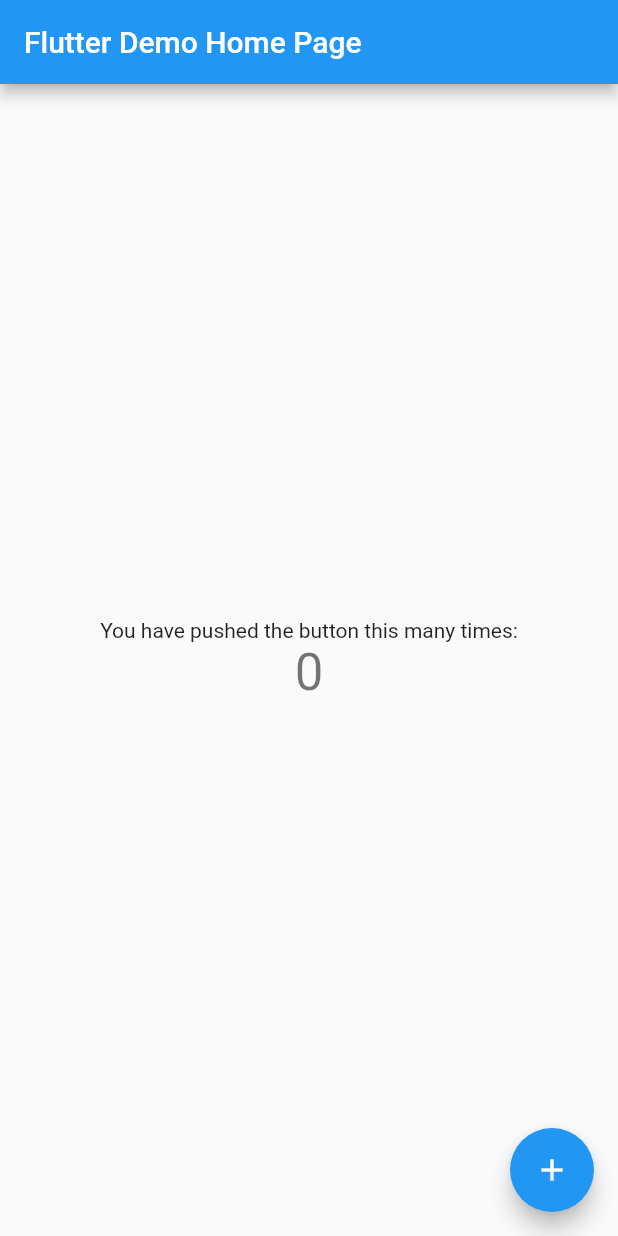
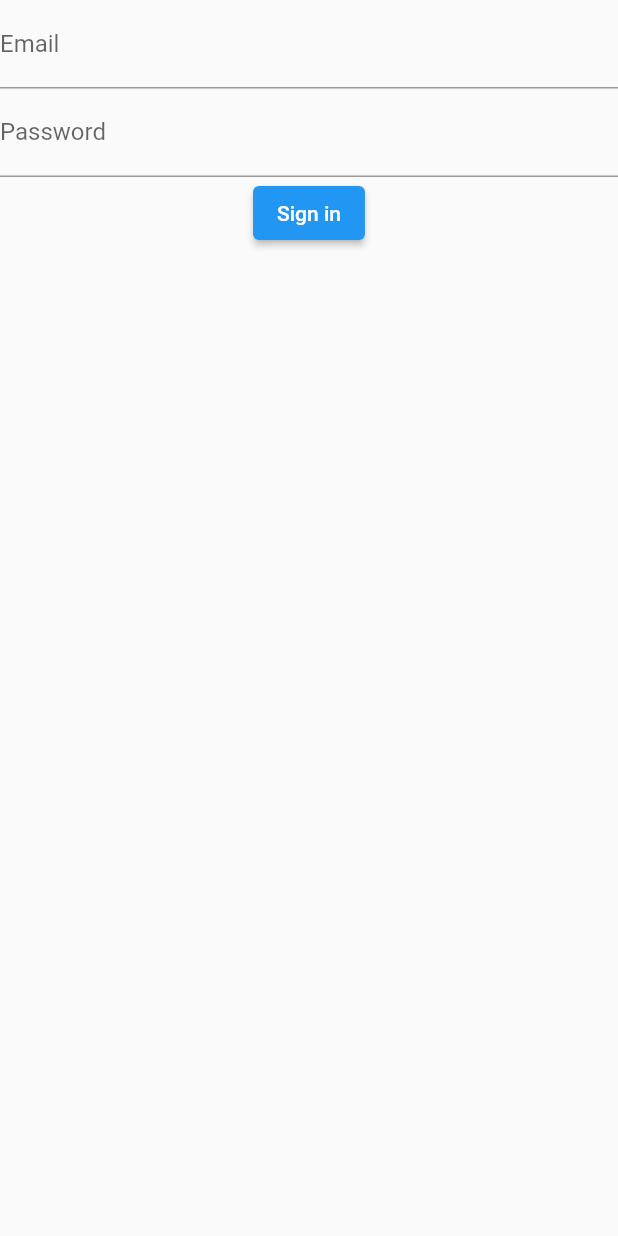
Before and after one commit to gu-tig169-ht21/grupp7, a Flutter app: the screen it shows after launch, on a phone screen of 412 x 824 dp. Run offline on Flutter 3.47's test engine with Material 2 defaults, Android fonts, the phone set to English and light mode, and no system bars; our stand-ins replace firebase_auth, firebase_core; accounts and stored records are empty.

```diff
--- /dev/null
+++ b/lib/authentication_service.dart
@@ -0,0 +1,31 @@
+import 'package:firebase_auth/firebase_auth.dart';
+
+class AuthenticationService {
+  final FirebaseAuth firebaseAuth;
+
+  AuthenticationService(this.firebaseAuth);
+
+  Stream<User?> get authStateChanges => firebaseAuth.idTokenChanges();
+
+  Future<String?> signIn(
+      {required String email, required String password}) async {
+    try {
+      await firebaseAuth.signInWithEmailAndPassword(
+          email: email, password: password);
+      return "Signed In";
+    } on FirebaseAuthException catch (e) {
+      return e.message;
+    }
+  }
+
+  Future<String?> signUp(
+      {required String email, required String password}) async {
+    try {
+      await firebaseAuth.createUserWithEmailAndPassword(
+          email: email, password: password);
+      return "Signed Up";
+    } on FirebaseAuthException catch (e) {
+      return e.message;
+    }
+  }
+}
--- a/lib/main.dart
+++ b/lib/main.dart
@@ -1,115 +1,54 @@
+import 'package:firebase_auth/firebase_auth.dart';
+import 'authentication_service.dart';
+import 'home_page.dart';
+import 'sign_in.dart';
+import 'package:firebase_core/firebase_core.dart';
 import 'package:flutter/material.dart';
+import 'package:provider/provider.dart';
 
-void main() {
-  runApp(const MyApp());
+Future<void> main() async {
+  WidgetsFlutterBinding.ensureInitialized();
+  await Firebase.initializeApp();
+  runApp(MyApp());
 }
 
 class MyApp extends StatelessWidget {
-  const MyApp({Key? key}) : super(key: key);
-
-  // This widget is the root of your application.
   @override
   Widget build(BuildContext context) {
-    return MaterialApp(
-      title: 'Flutter Demo',
-      theme: ThemeData(
-        // This is the theme of your application.
-        //
-        // Try running your application with "flutter run". You'll see the
-        // application has a blue toolbar. Then, without quitting the app, try
-        // changing the primarySwatch below to Colors.green and then invoke
-        // "hot reload" (press "r" in the console where you ran "flutter run",
-        // or simply save your changes to "hot reload" in a Flutter IDE).
-        // Notice that the counter didn't reset back to zero; the application
-        // is not restarted.
-        primarySwatch: Colors.blue,
+    return MultiProvider(
+      providers: [
+        Provider<AuthenticationService>(
+          create: (_) => AuthenticationService(FirebaseAuth.instance),
+        ), // Provider
+        StreamProvider(
+          create: (context) =>
+              context.read<AuthenticationService>().authStateChanges,
+          initialData: null,
+        ), // Streamprovider
+      ],
+      child: MaterialApp(
+        debugShowCheckedModeBanner: false,
+        title: 'Flutter Demo',
+        theme: ThemeData(
+          primarySwatch: Colors.blue,
+          visualDensity: VisualDensity.adaptivePlatformDensity,
+        ),
+        home: AuthenticationWrapper(),
       ),
-      home: const MyHomePage(title: 'Flutter Demo Home Page'),
     );
   }
 }
 
-class MyHomePage extends StatefulWidget {
-  const MyHomePage({Key? key, required this.title}) : super(key: key);
-
-  // This widget is the home page of your application. It is stateful, meaning
-  // that it has a State object (defined below) that contains fields that affect
-  // how it looks.
-
-  // This class is the configuration for the state. It holds the values (in this
-  // case the title) provided by the parent (in this case the App widget) and
-  // used by the build method of the State. Fields in a Widget subclass are
-  // always marked "final".
-
-  final String title;
-
-  @override
-  State<MyHomePage> createState() => _MyHomePageState();
-}
-
-class _MyHomePageState extends State<MyHomePage> {
-  int _counter = 0;
-
-  void _incrementCounter() {
-    setState(() {
-      // This call to setState tells the Flutter framework that something has
-      // changed in this State, which causes it to rerun the build method below
-      // so that the display can reflect the updated values. If we changed
-      // _counter without calling setState(), then the build method would not be
-      // called again, and so nothing would appear to happen.
-      _counter++;
-    });
-  }
+class AuthenticationWrapper extends StatelessWidget {
+  const AuthenticationWrapper({Key? key}) : super(key: key);
 
   @override
   Widget build(BuildContext context) {
-    // This method is rerun every time setState is called, for instance as done
-    // by the _incrementCounter method above.
-    //
-    // The Flutter framework has been optimized to make rerunning build methods
-    // fast, so that you can just rebuild anything that needs updating rather
-    // than having to individually change instances of widgets.
-    return Scaffold(
-      appBar: AppBar(
-        // Here we take the value from the MyHomePage object that was created by
-        // the App.build method, and use it to set our appbar title.
-        title: Text(widget.title),
-      ),
-      body: Center(
-        // Center is a layout widget. It takes a single child and positions it
-        // in the middle of the parent.
-        child: Column(
-          // Column is also a layout widget. It takes a list of children and
-          // arranges them vertically. By default, it sizes itself to fit its
-          // children horizontally, and tries to be as tall as its parent.
-          //
-          // Invoke "debug painting" (press "p" in the console, choose the
-          // "Toggle Debug Paint" action from the Flutter Inspector in Android
-          // Studio, or the "Toggle Debug Paint" command in Visual Studio Code)
-          // to see the wireframe for each widget.
-          //
-          // Column has various properties to control how it sizes itself and
-          // how it positions its children. Here we use mainAxisAlignment to
-          // center the children vertically; the main axis here is the vertical
-          // axis because Columns are vertical (the cross axis would be
-          // horizontal).
-          mainAxisAlignment: MainAxisAlignment.center,
-          children: <Widget>[
-            const Text(
-              'You have pushed the button this many times:',
-            ),
-            Text(
-              '$_counter',
-              style: Theme.of(context).textTheme.headline4,
-            ),
-          ],
-        ),
-      ),
-      floatingActionButton: FloatingActionButton(
-        onPressed: _incrementCounter,
-        tooltip: 'Increment',
-        child: const Icon(Icons.add),
-      ), // This trailing comma makes auto-formatting nicer for build methods.
-    );
+    final firebaseUser = context.watch<User?>();
+
+    if (firebaseUser != null) {
+      return HomePage();
+    }
+    return SignIn();
   }
 }
--- /dev/null
+++ b/lib/sign_in.dart
@@ -0,0 +1,40 @@
+import 'package:flutter/material.dart';
+import 'package:provider/provider.dart';
+import 'authentication_service.dart';
+
+class SignIn extends StatelessWidget {
+  SignIn({Key? key}) : super(key: key);
+  final TextEditingController emailController = TextEditingController();
+  final TextEditingController passwordController = TextEditingController();
+
+  @override
+  Widget build(BuildContext context) {
+    return Scaffold(
+      body: Column(
+        children: [
+          TextField(
+            controller: emailController,
+            decoration: InputDecoration(
+              labelText: 'Email',
+            ),
+          ),
+          TextField(
+            controller: passwordController,
+            decoration: InputDecoration(
+              labelText: 'Password',
+            ),
+          ),
+          ElevatedButton(
+            onPressed: () {
+              context.read<AuthenticationService>().signIn(
+                    email: emailController.text.trim(),
+                    password: passwordController.text.trim(),
+                  );
+            },
+            child: Text('Sign in'),
+          )
+        ],
+      ),
+    );
+  }
+}
--- a/pubspec.yaml
+++ b/pubspec.yaml
@@ -34,6 +34,9 @@ dependencies:
   # The following adds the Cupertino Icons font to your application.
   # Use with the CupertinoIcons class for iOS style icons.
   cupertino_icons: ^1.0.2
+  firebase_auth: ^3.3.3
+  firebase_core: ^1.10.5
+  provider: ^6.0.1
 
 dev_dependencies:
   flutter_test:
```
Also changed, not shown: lib/home_page.dart (added, +14 -0 lines), pubspec.lock, 7 other files.
